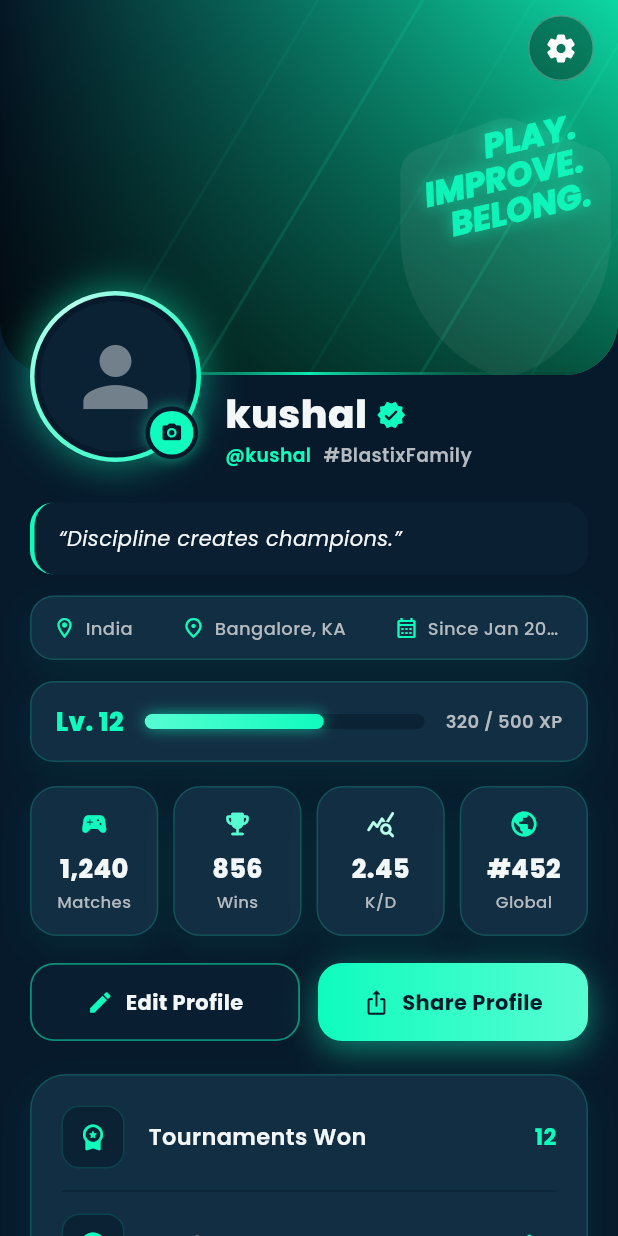
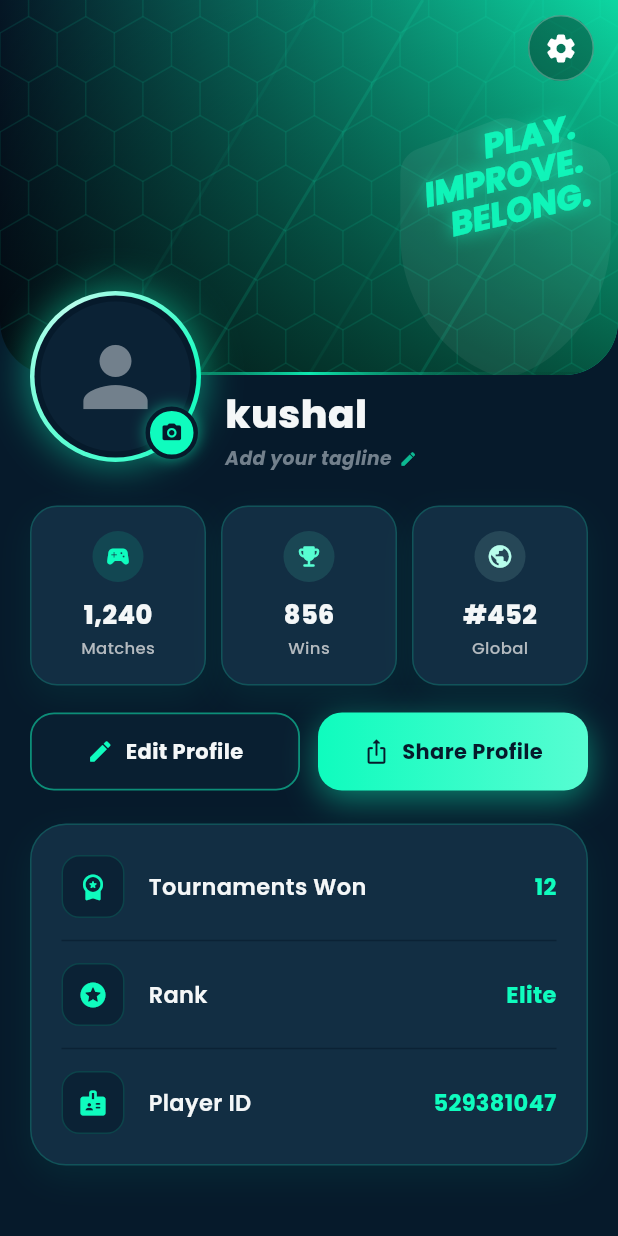
Before and after one commit to Bunny-099/blastx_esports, a Flutter app: the ProfileScreen screen opened directly, on a phone screen of 412 x 824 dp. Run offline on Flutter 3.47's test engine with Material 3 defaults, Android fonts, the phone set to English and light mode, and no system bars; our stand-ins replace curved_labeled_navigation_bar, dio, flutter_animate, flutter_riverpod, flutter_secure_storage, google_fonts and 4 more; missing offline and left inert: pushable_button; accounts and stored records are empty; network calls fail.

Commit message:
filtred the UI of the profile section

```diff
--- a/lib/features/profile/presentation/profile_screen.dart
+++ b/lib/features/profile/presentation/profile_screen.dart
@@ -9,19 +9,14 @@ import '../../../core/theme/app_colors.dart';
 import '../../settings/presentation/settings_screen.dart';
 import '../providers/profile_provider.dart';
 
-/// Profile screen — "Hero Profile" concept (01)
-/// Hero banner + neon avatar ring + level/XP bar + stats + actions.
+/// Profile screen — "Hero Profile" concept (01) — Gamified redesign
+/// Hero banner + neon avatar ring + editable tagline + stats + actions.
 class ProfileScreen extends ConsumerWidget {
   const ProfileScreen({super.key});
 
   // ---- Static player data (replace with provider data when available) ----
   static const String _username = 'kushal';
-  static const String _handle = '@kushal';
   static const String _playerId = '529381047';
-  static const String _quote = 'Discipline creates champions.';
-  static const int _level = 12;
-  static const int _xp = 320;
-  static const int _xpMax = 500;
 
   // ---------------------------------------------------------------------
   // Image picking (logic unchanged)
@@ -236,7 +231,7 @@ class ProfileScreen extends ConsumerWidget {
             ),
 
             // ------------------------------------------------------------
-            // 2. NAME / HANDLE beside avatar
+            // 2. NAME + EDITABLE TAGLINE beside avatar
             // ------------------------------------------------------------
             Padding(
               padding: const EdgeInsets.fromLTRB(20 + 116 + 14, 12, 20, 0),
@@ -245,10 +240,7 @@ class ProfileScreen extends ConsumerWidget {
                 child: Column(
                   crossAxisAlignment: CrossAxisAlignment.start,
                   children: [
-                    Row(
-                      children: [
-                        Flexible(
-                          child: Text(
+                    Text(
                       _username,
                       maxLines: 1,
                       overflow: TextOverflow.ellipsis,
@@ -260,34 +252,8 @@ class ProfileScreen extends ConsumerWidget {
                         height: 1.1,
                       ),
                     ),
-                        ),
-                        const SizedBox(width: 6),
-                        const Icon(Icons.verified_rounded,
-                            color: AppColors.primaryNeon, size: 20),
-                      ],
-                    ),
-                    const SizedBox(height: 4),
-                    Wrap(
-                      spacing: 8,
-                      children: [
-                        Text(
-                          _handle,
-                          style: GoogleFonts.poppins(
-                            fontSize: 12.5,
-                            fontWeight: FontWeight.w600,
-                            color: AppColors.primaryNeon,
-                          ),
-                        ),
-                        Text(
-                          '#BlastixFamily',
-                          style: GoogleFonts.poppins(
-                            fontSize: 12.5,
-                            fontWeight: FontWeight.w600,
-                            color: AppColors.textSecondary,
-                          ),
-                        ),
-                      ],
-                    ),
+                    const SizedBox(height: 6),
+                    const _EditableTagline(initialText: ''),
                   ],
                 ),
               ),
@@ -296,37 +262,7 @@ class ProfileScreen extends ConsumerWidget {
             const SizedBox(height: 22),
 
             // ------------------------------------------------------------
-            // 3. QUOTE
-            // ------------------------------------------------------------
-            Padding(
-              padding: const EdgeInsets.symmetric(horizontal: 20),
-              child: _buildQuoteCard(),
-            ),
-
-            const SizedBox(height: 14),
-
-            // ------------------------------------------------------------
-            // 4. INFO ROW (location / member since)
-            // ------------------------------------------------------------
-            Padding(
-              padding: const EdgeInsets.symmetric(horizontal: 20),
-              child: _buildInfoRow(),
-            ),
-
-            const SizedBox(height: 14),
-
-            // ------------------------------------------------------------
-            // 5. LEVEL + XP
-            // ------------------------------------------------------------
-            Padding(
-              padding: const EdgeInsets.symmetric(horizontal: 20),
-              child: _buildLevelBar(),
-            ),
-
-            const SizedBox(height: 16),
-
-            // ------------------------------------------------------------
-            // 6. STATS
+            // 3. STATS
             // ------------------------------------------------------------
             Padding(
               padding: const EdgeInsets.symmetric(horizontal: 20),
@@ -336,9 +272,7 @@ class ProfileScreen extends ConsumerWidget {
                   const SizedBox(width: 10),
                   Expanded(child: _buildStatCard('Wins', '856', Icons.emoji_events_rounded, AppColors.glowSoft)),
                   const SizedBox(width: 10),
-                  Expanded(child: _buildStatCard('K/D', '2.45', Icons.query_stats_rounded, AppColors.glowLight)),
-                  const SizedBox(width: 10),
-                  Expanded(child: _buildStatCard('Global', '#452', Icons.public_rounded, AppColors.primaryNeon)),
+                  Expanded(child: _buildStatCard('Global', '#452', Icons.public_rounded, AppColors.glowLight)),
                 ],
               ),
             ),
@@ -346,7 +280,7 @@ class ProfileScreen extends ConsumerWidget {
             const SizedBox(height: 18),
 
             // ------------------------------------------------------------
-            // 7. ACTION BUTTONS
+            // 4. ACTION BUTTONS
             // ------------------------------------------------------------
             Padding(
               padding: const EdgeInsets.symmetric(horizontal: 20),
@@ -381,7 +315,7 @@ class ProfileScreen extends ConsumerWidget {
             const SizedBox(height: 22),
 
             // ------------------------------------------------------------
-            // 8. DETAILS CARD
+            // 5. DETAILS CARD
             // ------------------------------------------------------------
             Padding(
               padding: const EdgeInsets.symmetric(horizontal: 20),
@@ -442,6 +376,8 @@ class ProfileScreen extends ConsumerWidget {
             ),
             // Diagonal neon streaks
             CustomPaint(painter: _StreaksPainter(AppColors.primaryNeon)),
+            // Hex grid overlay for a gamer feel
+            CustomPaint(painter: _HexGridPainter(AppColors.primaryNeon)),
             // Big faded emblem
             Positioned(
               right: -30,
@@ -606,132 +542,21 @@ class ProfileScreen extends ConsumerWidget {
     );
   }
 
-  Widget _buildQuoteCard() {
-    return Container(
-      width: double.infinity,
-      padding: const EdgeInsets.symmetric(horizontal: 16, vertical: 14),
-      decoration: BoxDecoration(
-        color: AppColors.surfaceNavy.withValues(alpha: 0.7),
-        borderRadius: BorderRadius.circular(16),
-        border: Border(
-          left: BorderSide(color: AppColors.primaryNeon, width: 3),
-        ),
-      ),
-      child: Text(
-        '“$_quote”',
-        style: GoogleFonts.poppins(
-          fontSize: 14,
-          fontStyle: FontStyle.italic,
-          fontWeight: FontWeight.w500,
-          color: AppColors.textPrimary,
-        ),
-      ),
-    );
-  }
-
-  Widget _buildInfoRow() {
-    Widget item(IconData icon, String text) {
-      return Flexible(
-        child: Row(
-          mainAxisSize: MainAxisSize.min,
-          children: [
-            Icon(icon, size: 16, color: AppColors.primaryNeon),
-            const SizedBox(width: 6),
-            Flexible(
-              child: Text(
-                text,
-                overflow: TextOverflow.ellipsis,
-                style: GoogleFonts.poppins(
-                  fontSize: 12,
-                  fontWeight: FontWeight.w500,
-                  color: AppColors.textSecondary,
-                ),
-              ),
-            ),
-          ],
-        ),
-      );
-    }
-
-    return Container(
-      padding: const EdgeInsets.symmetric(horizontal: 14, vertical: 12),
-      decoration: _cardDecoration(radius: 16),
-      child: Row(
-        mainAxisAlignment: MainAxisAlignment.spaceBetween,
-        children: [
-          item(Icons.location_on_outlined, 'India'),
-          item(Icons.place_outlined, 'Bangalore, KA'),
-          item(Icons.calendar_month_outlined, 'Since Jan 2024'),
-        ],
-      ),
-    );
-  }
-
-  Widget _buildLevelBar() {
-    final progress = (_xp / _xpMax).clamp(0.0, 1.0);
-    return Container(
-      padding: const EdgeInsets.symmetric(horizontal: 16, vertical: 14),
-      decoration: _cardDecoration(radius: 16),
-      child: Row(
-        children: [
-          Text(
-            'Lv. $_level',
-            style: GoogleFonts.poppins(
-              fontSize: 17,
-              fontWeight: FontWeight.w800,
-              color: AppColors.primaryNeon,
-            ),
-          ),
-          const SizedBox(width: 14),
-          Expanded(
-            child: Container(
-              height: 10,
-              decoration: BoxDecoration(
-                color: AppColors.surfaceNavy,
-                borderRadius: BorderRadius.circular(10),
-              ),
-              child: FractionallySizedBox(
-                alignment: Alignment.centerLeft,
-                widthFactor: progress,
-                child: Container(
-                  decoration: BoxDecoration(
-                    borderRadius: BorderRadius.circular(10),
-                    gradient: const LinearGradient(
-                      colors: [AppColors.glowSoft, AppColors.primaryNeon],
-                    ),
-                    boxShadow: [
-                      BoxShadow(
-                        color: AppColors.primaryNeon.withValues(alpha: 0.6),
-                        blurRadius: 8,
-                      ),
-                    ],
-                  ),
-                ),
-              ),
-            ),
-          ),
-          const SizedBox(width: 14),
-          Text(
-            '$_xp / $_xpMax XP',
-            style: GoogleFonts.poppins(
-              fontSize: 12,
-              fontWeight: FontWeight.w600,
-              color: AppColors.textSecondary,
-            ),
-          ),
-        ],
-      ),
-    );
-  }
-
   Widget _buildStatCard(String label, String value, IconData icon, Color color) {
     return Container(
-      padding: const EdgeInsets.symmetric(vertical: 14, horizontal: 4),
+      padding: const EdgeInsets.symmetric(vertical: 16, horizontal: 4),
       decoration: _cardDecoration(radius: 18),
       child: Column(
         children: [
-          Icon(icon, color: color, size: 20),
-          const SizedBox(height: 8),
+          Container(
+            padding: const EdgeInsets.all(8),
+            decoration: BoxDecoration(
+              shape: BoxShape.circle,
+              color: color.withValues(alpha: 0.12),
+            ),
+            child: Icon(icon, color: color, size: 18),
+          ),
+          const SizedBox(height: 10),
           FittedBox(
             fit: BoxFit.scaleDown,
             child: Text(
@@ -873,6 +698,113 @@ class ProfileScreen extends ConsumerWidget {
   }
 }
 
+/// Inline-editable tagline shown under the username.
+/// Tap the text to edit it; tap away or hit enter to save.
+class _EditableTagline extends StatefulWidget {
+  final String initialText;
+  const _EditableTagline({required this.initialText});
+
+  @override
+  State<_EditableTagline> createState() => _EditableTaglineState();
+}
+
+class _EditableTaglineState extends State<_EditableTagline> {
+  late final TextEditingController _controller;
+  late final FocusNode _focusNode;
+  bool _isEditing = false;
+
+  @override
+  void initState() {
+    super.initState();
+    _controller = TextEditingController(text: widget.initialText);
+    _focusNode = FocusNode();
+    _focusNode.addListener(() {
+      if (!_focusNode.hasFocus && _isEditing) {
+        setState(() => _isEditing = false);
+      }
+    });
+  }
+
+  @override
+  void dispose() {
+    _controller.dispose();
+    _focusNode.dispose();
+    super.dispose();
+  }
+
+  @override
+  Widget build(BuildContext context) {
+    final baseStyle = GoogleFonts.poppins(
+      fontSize: 12.5,
+      fontWeight: FontWeight.w600,
+      color: AppColors.primaryNeon,
+    );
+
+    if (_isEditing) {
+      return SizedBox(
+        width: 220,
+        child: TextField(
+          controller: _controller,
+          focusNode: _focusNode,
+          autofocus: true,
+          maxLines: 1,
+          maxLength: 40,
+          style: baseStyle,
+          cursorColor: AppColors.primaryNeon,
+          decoration: InputDecoration(
+            isDense: true,
+            counterText: '',
+            hintText: 'Type your own line...',
+            hintStyle: baseStyle.copyWith(color: AppColors.textMuted),
+            contentPadding: EdgeInsets.zero,
+            enabledBorder: UnderlineInputBorder(
+              borderSide: BorderSide(color: AppColors.primaryNeon.withValues(alpha: 0.4)),
+            ),
+            focusedBorder: const UnderlineInputBorder(
+              borderSide: BorderSide(color: AppColors.primaryNeon),
+            ),
+          ),
+          onSubmitted: (_) {
+            _focusNode.unfocus();
+            setState(() => _isEditing = false);
+          },
+        ),
+      );
+    }
+
+    final hasText = _controller.text.trim().isNotEmpty;
+
+    return GestureDetector(
+      behavior: HitTestBehavior.opaque,
+      onTap: () => setState(() => _isEditing = true),
+      child: Row(
+        mainAxisSize: MainAxisSize.min,
+        children: [
+          Flexible(
+            child: Text(
+              hasText ? _controller.text : 'Add your tagline',
+              maxLines: 1,
+              overflow: TextOverflow.ellipsis,
+              style: hasText
+                  ? baseStyle
+                  : baseStyle.copyWith(
+                color: AppColors.textMuted,
+                fontStyle: FontStyle.italic,
+              ),
+            ),
+          ),
+          const SizedBox(width: 5),
+          Icon(
+            Icons.edit_rounded,
+            size: 12,
+            color: AppColors.primaryNeon.withValues(alpha: 0.7),
+          ),
+        ],
+      ),
+    );
+  }
+}
+
 /// Diagonal neon streaks for the hero banner background.
 class _StreaksPainter extends CustomPainter {
   final Color color;
@@ -899,3 +831,52 @@ class _StreaksPainter extends CustomPainter {
   @override
   bool shouldRepaint(covariant _StreaksPainter oldDelegate) => oldDelegate.color != color;
 }
+
+/// Faint hex-grid overlay for an extra gamified texture on the banner.
+class _HexGridPainter extends CustomPainter {
+  final Color color;
+  _HexGridPainter(this.color);
+
+  @override
+  void paint(Canvas canvas, Size size) {
+    final paint = Paint()
+      ..color = color.withValues(alpha: 0.05)
+      ..strokeWidth = 1
+      ..style = PaintingStyle.stroke;
+
+    const double hexSize = 22;
+    final double hexWidth = math.sqrt(3) * hexSize;
+    final double hexHeight = 2 * hexSize;
+    final double vertSpacing = hexHeight * 0.75;
+
+    for (double row = -1; row * vertSpacing < size.height + hexHeight; row++) {
+      final bool offsetRow = row.toInt() % 2 != 0;
+      for (double col = -1; col * hexWidth < size.width + hexWidth; col++) {
+        final double cx = col * hexWidth + (offsetRow ? hexWidth / 2 : 0);
+        final double cy = row * vertSpacing;
+        _drawHex(canvas, paint, Offset(cx, cy), hexSize);
+      }
+    }
+  }
+
+  void _drawHex(Canvas canvas, Paint paint, Offset center, double size) {
+    final path = Path();
+    for (int i = 0; i < 6; i++) {
+      final angle = (math.pi / 3) * i - math.pi / 6;
+      final point = Offset(
+        center.dx + size * math.cos(angle),
+        center.dy + size * math.sin(angle),
+      );
+      if (i == 0) {
+        path.moveTo(point.dx, point.dy);
+      } else {
+        path.lineTo(point.dx, point.dy);
+      }
+    }
+    path.close();
+    canvas.drawPath(path, paint);
+  }
+
+  @override
+  bool shouldRepaint(covariant _HexGridPainter oldDelegate) => oldDelegate.color != color;
+}
```
Lines whose indentation alone changed are shown as unchanged.
